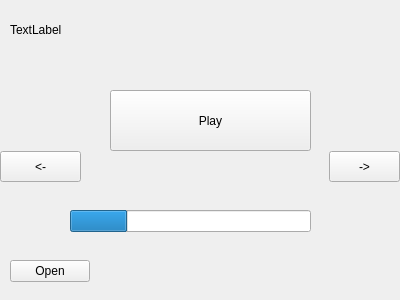
UCSolarCarTeam/Epsilon-Onboard-Media-Control, file ViewLayer/SongPlayerUi.ui: the form before one commit.
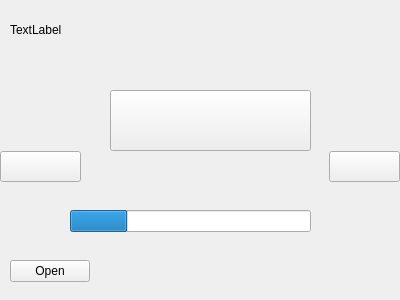
The form after the commit.

Commit message: Added icons to datalayer. Removed text from buttons

```diff
--- a/ViewLayer/SongPlayerUi.ui
+++ b/ViewLayer/SongPlayerUi.ui
@@ -52,7 +52,7 @@
     </rect>
    </property>
    <property name="text">
-    <string>-&gt;</string>
+    <string/>
    </property>
   </widget>
   <widget class="QPushButton" name="prevSong">
@@ -65,7 +65,7 @@
     </rect>
    </property>
    <property name="text">
-    <string>&lt;-</string>
+    <string/>
    </property>
   </widget>
   <widget class="QProgressBar" name="progressBar">
@@ -97,7 +97,7 @@
     <string notr="true"/>
    </property>
    <property name="text">
-    <string>Play</string>
+    <string/>
    </property>
   </widget>
  </widget>
```
The commit also changes 2 other files.
